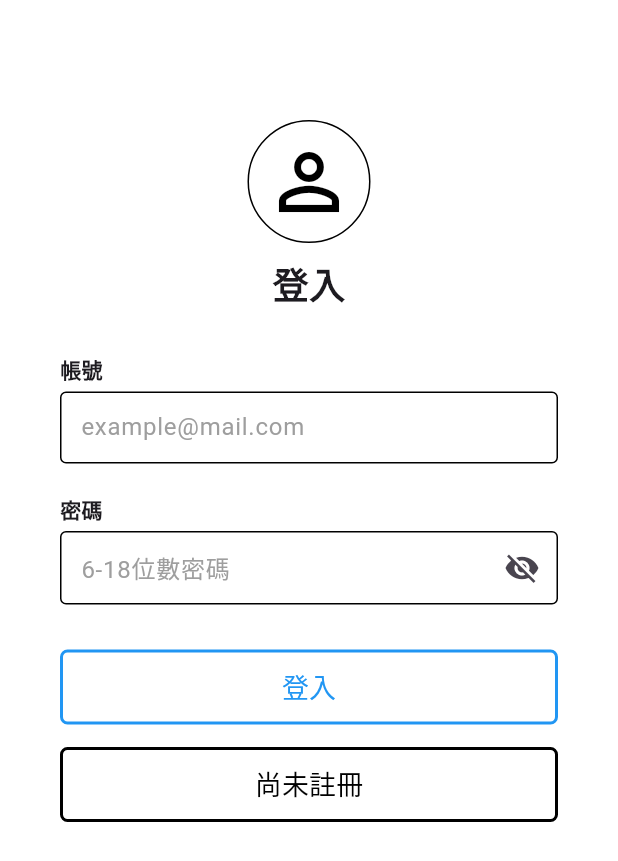
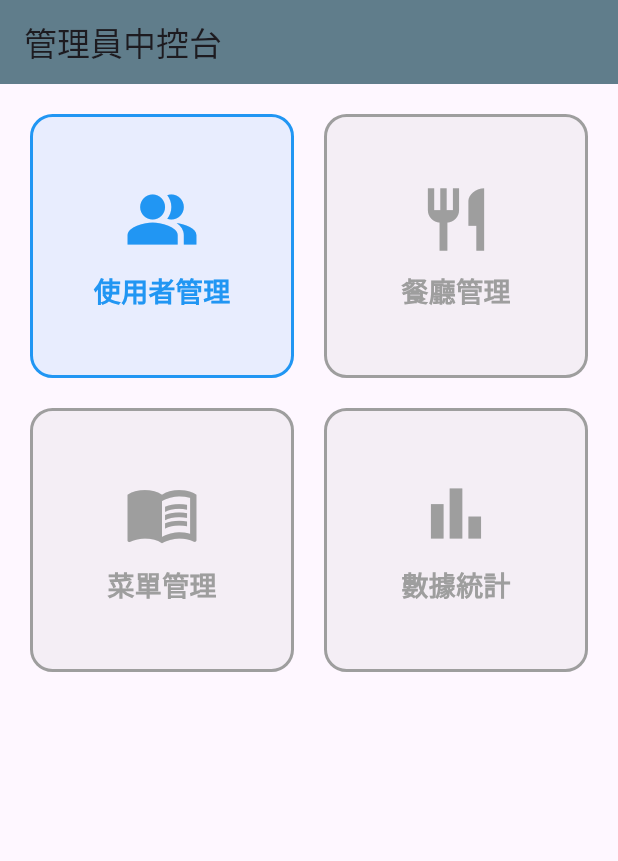
Before and after one commit to dittooooo/dietary_app, a Flutter app: the screen it shows after launch, on a phone screen of 412 x 824 dp. Shown: the top 861 px of the screen. Run offline on Flutter 3.47's test engine with Material 3 defaults, Android fonts, the phone set to English and light mode, and no system bars.

```diff
--- a/frontend/lib/main.dart
+++ b/frontend/lib/main.dart
@@ -1,5 +1,7 @@
 import 'package:flutter/material.dart';
 import 'views/login_page.dart';
+import 'views/admin_dashboard_page.dart';
+
 
 void main() {
   runApp(const MyApp());
@@ -14,7 +16,7 @@ class MyApp extends StatelessWidget {
       debugShowCheckedModeBanner: false, // 移除右上角浮水印彩帶
       title: 'Food App',
       theme: ThemeData(primarySwatch: Colors.blue),
-      home: const LoginPage(),
+      home: const AdminDashboardPage(),
     );
   }
 }
--- /dev/null
+++ b/frontend/lib/views/admin_dashboard_page.dart
@@ -0,0 +1,88 @@
+import 'package:flutter/material.dart';
+import 'admin_user_list_page.dart';
+
+class AdminDashboardPage extends StatelessWidget {
+  const AdminDashboardPage({super.key});
+
+  @override
+  Widget build(BuildContext context) {
+    return Scaffold(
+      appBar: AppBar(
+        title: const Text('管理員中控台'),
+        backgroundColor: Colors.blueGrey,
+      ),
+      body: Padding(
+        padding: const EdgeInsets.all(20.0),
+        child: GridView.count(
+          crossAxisCount: 2, // 一列放兩個按鈕
+          crossAxisSpacing: 20,
+          mainAxisSpacing: 20,
+          children: [
+            _buildMenuButton(
+              context,
+              icon: Icons.people_alt,
+              label: '使用者管理',
+              onTap: () => Navigator.push(
+                context,
+                MaterialPageRoute(builder: (context) => const AdminUserListPage()),
+              ),
+            ),
+            _buildMenuButton(
+              context,
+              icon: Icons.restaurant,
+              label: '餐廳管理',
+              color: Colors.grey, // 尚未開放
+              onTap: () => _showNotImplemented(context),
+            ),
+            _buildMenuButton(
+              context,
+              icon: Icons.menu_book,
+              label: '菜單管理',
+              color: Colors.grey,
+              onTap: () => _showNotImplemented(context),
+            ),
+            _buildMenuButton(
+              context,
+              icon: Icons.bar_chart,
+              label: '數據統計',
+              color: Colors.grey,
+              onTap: () => _showNotImplemented(context),
+            ),
+          ],
+        ),
+      ),
+    );
+  }
+
+  Widget _buildMenuButton(BuildContext context, {
+    required IconData icon,
+    required String label,
+    required VoidCallback onTap,
+    Color color = Colors.blue,
+  }) {
+    return InkWell(
+      onTap: onTap,
+      child: Container(
+        decoration: BoxDecoration(
+          color: color.withValues(alpha: 0.1),
+          borderRadius: BorderRadius.circular(15),
+          border: Border.all(color: color, width: 2),
+        ),
+        child: Column(
+          mainAxisAlignment: MainAxisAlignment.center,
+          children: [
+            Icon(icon, size: 50, color: color),
+            const SizedBox(height: 10),
+            Text(label, style: TextStyle(color: color, fontSize: 18, fontWeight: FontWeight.bold)),
+          ],
+        ),
+      ),
+    );
+  }
+
+  void _showNotImplemented(BuildContext context) {
+    ScaffoldMessenger.of(context).showSnackBar(
+      const SnackBar(content: Text('功能開發中，敬請期待！')),
+    );
+  }
+}
```
Also changed, not shown: frontend/lib/views/admin_user_list_page.dart (added, +125 -0 lines), frontend/lib/views/user_detail_page.dart (added, +73 -0 lines).
